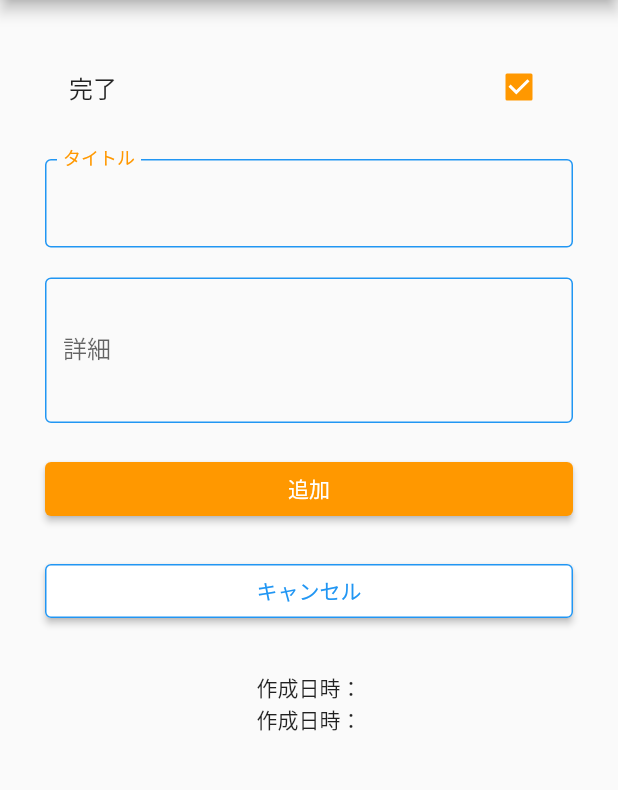
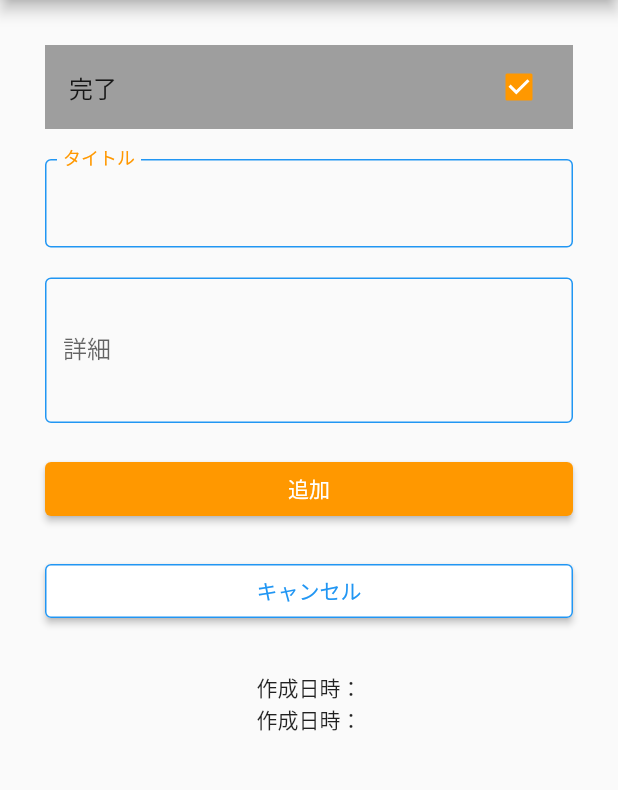
Before and after one commit to OkadaKeigo/todo-app-flutter, a Flutter app: the TodoInputPage screen opened directly, after a tap on "完了", on a phone screen of 412 x 824 dp, the part 84-874 px from its top. Run offline on Flutter 3.47's test engine with Material 2 defaults, Android fonts, the phone set to English and light mode, and no system bars; our stand-ins replace flutter_slidable, shared_preferences; accounts and stored records are empty.

Commit message:
fix: å¤編集画面のå®タスク完了時に色を変化

```diff
--- a/lib/todo_input_page.dart
+++ b/lib/todo_input_page.dart
@@ -58,6 +58,7 @@ class _TodoInputPageState extends State<TodoInputPage> {
             CheckboxListTile(
                 title: const Text("完了"),
                 value: _isDone,
+                tileColor: _isDone ? Colors.grey : Colors.white,
                 onChanged: (bool? value) {
                   setState(() {
                     _isDone = value ?? false;
```
